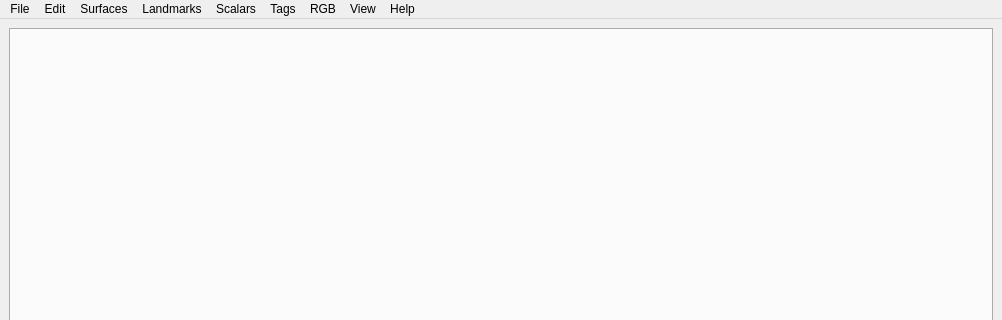
Old version of the form MorphoDig/MorphoDig.ui in the repository morphomuseum/MorphoDig; both pictures show x 0 to 1002 and y 0 to 320 of the 1002 by 700 pixel window.
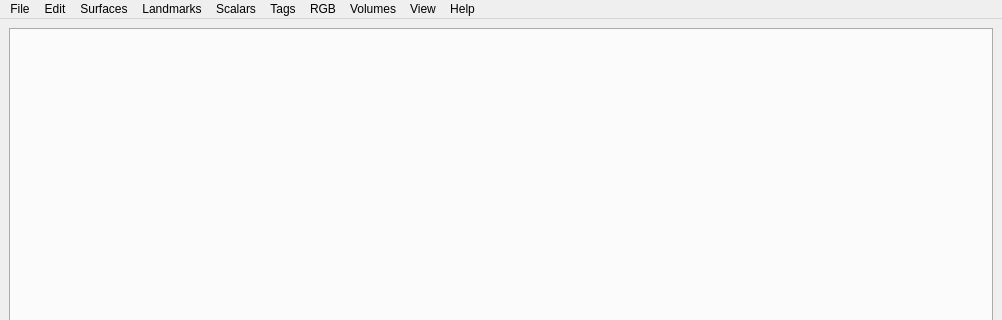
New version of the form. Icons and pictures are not drawn.

```diff
--- a/MorphoDig/MorphoDig.ui
+++ b/MorphoDig/MorphoDig.ui
@@ -40,7 +40,7 @@
      <x>0</x>
      <y>0</y>
      <width>1002</width>
-     <height>21</height>
+     <height>26</height>
     </rect>
    </property>
    <widget class="QMenu" name="menuFile">
@@ -88,6 +88,11 @@
      <string>RGB</string>
     </property>
    </widget>
+   <widget class="QMenu" name="menuVolumes">
+    <property name="title">
+     <string>Volumes</string>
+    </property>
+   </widget>
    <addaction name="menuFile"/>
    <addaction name="menuEdit"/>
    <addaction name="menuEditSelectedSurfaces"/>
@@ -95,6 +100,7 @@
    <addaction name="menuScalars"/>
    <addaction name="menuTags"/>
    <addaction name="menuRGB"/>
+   <addaction name="menuVolumes"/>
    <addaction name="menuView"/>
    <addaction name="menuHelp"/>
   </widget>
```
